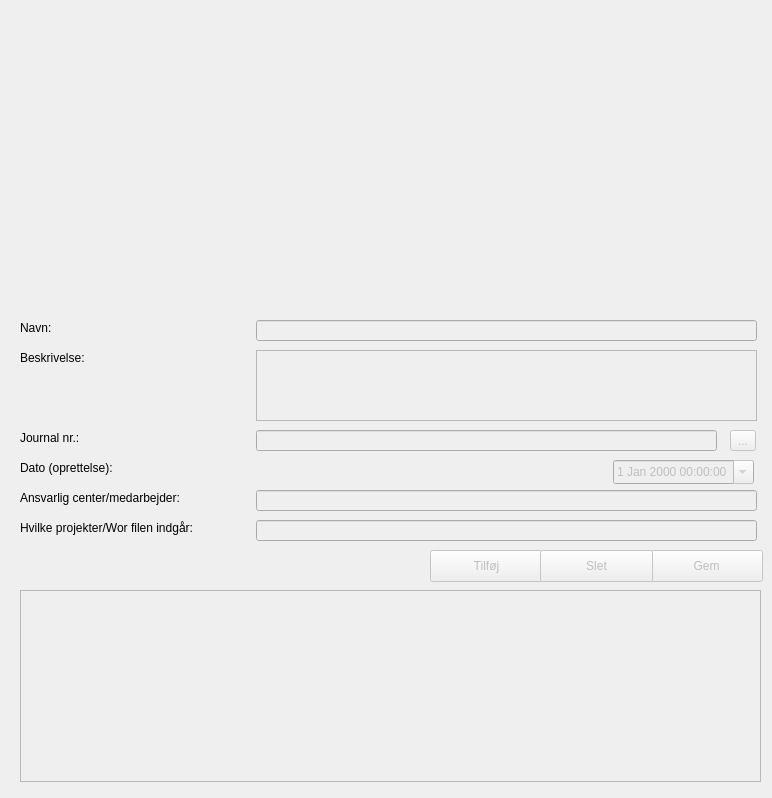
Septima/qgis-metadatafunctionality, file src/MetadataFunctionality/ui/metadata_functionality_dialog.ui: the form before one commit.
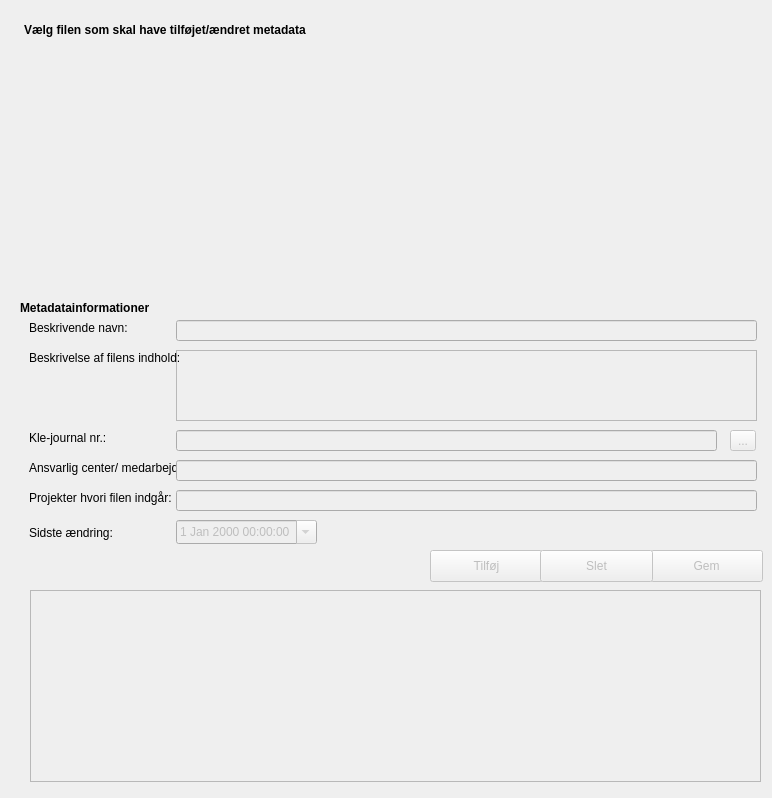
The form after the commit.

Commit message: In dlg - changed text to some more descriptive explanations

What changed in the file:
```diff
--- a/src/MetadataFunctionality/ui/metadata_functionality_dialog.ui
+++ b/src/MetadataFunctionality/ui/metadata_functionality_dialog.ui
@@ -31,56 +31,24 @@
    </property>
    <property name="geometry">
     <rect>
-     <x>256</x>
+     <x>176</x>
      <y>320</y>
-     <width>501</width>
+     <width>581</width>
      <height>21</height>
     </rect>
    </property>
   </widget>
-  <widget class="QLabel" name="navnLabel">
-   <property name="geometry">
-    <rect>
-     <x>20</x>
-     <y>320</y>
-     <width>59</width>
-     <height>16</height>
-    </rect>
-   </property>
-   <property name="focusPolicy">
-    <enum>Qt::TabFocus</enum>
-   </property>
-   <property name="text">
-    <string>Navn:</string>
-   </property>
-   <property name="buddy">
-    <cstring>navnEdit</cstring>
-   </property>
-  </widget>
-  <widget class="QLabel" name="label_2">
-   <property name="geometry">
-    <rect>
-     <x>20</x>
-     <y>350</y>
-     <width>81</width>
-     <height>16</height>
-    </rect>
-   </property>
-   <property name="text">
-    <string>Beskrivelse:</string>
-   </property>
-  </widget>
   <widget class="QLabel" name="label_3">
    <property name="geometry">
     <rect>
-     <x>20</x>
+     <x>29</x>
      <y>430</y>
-     <width>81</width>
+     <width>141</width>
      <height>16</height>
     </rect>
    </property>
    <property name="text">
-    <string>Journal nr.:</string>
+    <string>Kle-journal nr.:</string>
    </property>
   </widget>
   <widget class="QLineEdit" name="journalnrEdit">
@@ -89,9 +57,9 @@
    </property>
    <property name="geometry">
     <rect>
-     <x>256</x>
+     <x>176</x>
      <y>430</y>
-     <width>461</width>
+     <width>541</width>
      <height>21</height>
     </rect>
    </property>
@@ -99,40 +67,40 @@
   <widget class="QLabel" name="label_4">
    <property name="geometry">
     <rect>
-     <x>20</x>
-     <y>460</y>
-     <width>131</width>
+     <x>29</x>
+     <y>525</y>
+     <width>151</width>
      <height>16</height>
     </rect>
    </property>
    <property name="text">
-    <string>Dato (oprettelse):</string>
+    <string>Sidste ændring:</string>
    </property>
   </widget>
   <widget class="QLabel" name="label_6">
    <property name="geometry">
     <rect>
-     <x>20</x>
-     <y>490</y>
-     <width>191</width>
+     <x>29</x>
+     <y>460</y>
+     <width>161</width>
      <height>16</height>
     </rect>
    </property>
    <property name="text">
-    <string>Ansvarlig center/medarbejder:</string>
+    <string>Ansvarlig center/ medarbejder:</string>
    </property>
   </widget>
   <widget class="QLabel" name="label_7">
    <property name="geometry">
     <rect>
-     <x>20</x>
-     <y>520</y>
-     <width>221</width>
+     <x>29</x>
+     <y>490</y>
+     <width>151</width>
      <height>16</height>
     </rect>
    </property>
    <property name="text">
-    <string>Hvilke projekter/Wor filen indgår:</string>
+    <string>Projekter hvori filen indgår:</string>
    </property>
   </widget>
   <widget class="QToolButton" name="journalnrLookupBtn">
@@ -157,9 +125,9 @@
    </property>
    <property name="geometry">
     <rect>
-     <x>256</x>
-     <y>490</y>
-     <width>501</width>
+     <x>176</x>
+     <y>460</y>
+     <width>581</width>
      <height>21</height>
     </rect>
    </property>
@@ -170,9 +138,9 @@
    </property>
    <property name="geometry">
     <rect>
-     <x>256</x>
-     <y>520</y>
-     <width>501</width>
+     <x>176</x>
+     <y>490</y>
+     <width>581</width>
      <height>21</height>
     </rect>
    </property>
@@ -183,9 +151,9 @@
    </property>
    <property name="geometry">
     <rect>
-     <x>20</x>
+     <x>30</x>
      <y>590</y>
-     <width>741</width>
+     <width>731</width>
      <height>192</height>
     </rect>
    </property>
@@ -256,8 +224,8 @@
    </property>
    <property name="geometry">
     <rect>
-     <x>613</x>
-     <y>460</y>
+     <x>176</x>
+     <y>520</y>
      <width>141</width>
      <height>24</height>
     </rect>
@@ -288,13 +256,83 @@
    </property>
    <property name="geometry">
     <rect>
-     <x>256</x>
+     <x>176</x>
      <y>350</y>
-     <width>501</width>
+     <width>581</width>
      <height>71</height>
     </rect>
    </property>
   </widget>
+  <widget class="QLabel" name="label">
+   <property name="geometry">
+    <rect>
+     <x>24</x>
+     <y>22</y>
+     <width>341</width>
+     <height>16</height>
+    </rect>
+   </property>
+   <property name="font">
+    <font>
+     <weight>75</weight>
+     <bold>true</bold>
+    </font>
+   </property>
+   <property name="text">
+    <string>Vælg filen som skal have tilføjet/ændret metadata</string>
+   </property>
+  </widget>
+  <widget class="QLabel" name="label_5">
+   <property name="geometry">
+    <rect>
+     <x>20</x>
+     <y>300</y>
+     <width>151</width>
+     <height>16</height>
+    </rect>
+   </property>
+   <property name="font">
+    <font>
+     <weight>75</weight>
+     <bold>true</bold>
+    </font>
+   </property>
+   <property name="text">
+    <string>Metadatainformationer</string>
+   </property>
+  </widget>
+  <widget class="QLabel" name="label_8">
+   <property name="geometry">
+    <rect>
+     <x>29</x>
+     <y>350</y>
+     <width>151</width>
+     <height>16</height>
+    </rect>
+   </property>
+   <property name="text">
+    <string>Beskrivelse af filens indhold:</string>
+   </property>
+  </widget>
+  <widget class="QLabel" name="navnLabel_2">
+   <property name="geometry">
+    <rect>
+     <x>29</x>
+     <y>320</y>
+     <width>151</width>
+     <height>16</height>
+    </rect>
+   </property>
+   <property name="focusPolicy">
+    <enum>Qt::TabFocus</enum>
+   </property>
+   <property name="text">
+    <string>Beskrivende navn:</string>
+   </property>
+   <property name="buddy">
+    <cstring>navnEdit</cstring>
+   </property>
+  </widget>
  </widget>
  <tabstops>
   <tabstop>navnEdit</tabstop>
```
Left out of the diff: 1 changed line with no effect on the pictures.
